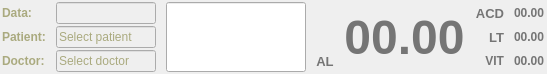
The window that bigviewnumcur.ui (siborion/siborion_american_scan) describes before a commit, drawn with Qt 5.
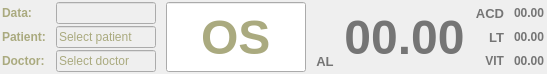
The same window after the commit.

```diff
--- a/bigviewnumcur.ui
+++ b/bigviewnumcur.ui
@@ -377,7 +377,7 @@
         <string notr="true">color: rgb(170, 170, 127);</string>
        </property>
        <property name="text">
-        <string/>
+        <string>OS</string>
        </property>
        <property name="alignment">
         <set>Qt::AlignCenter</set>
```
